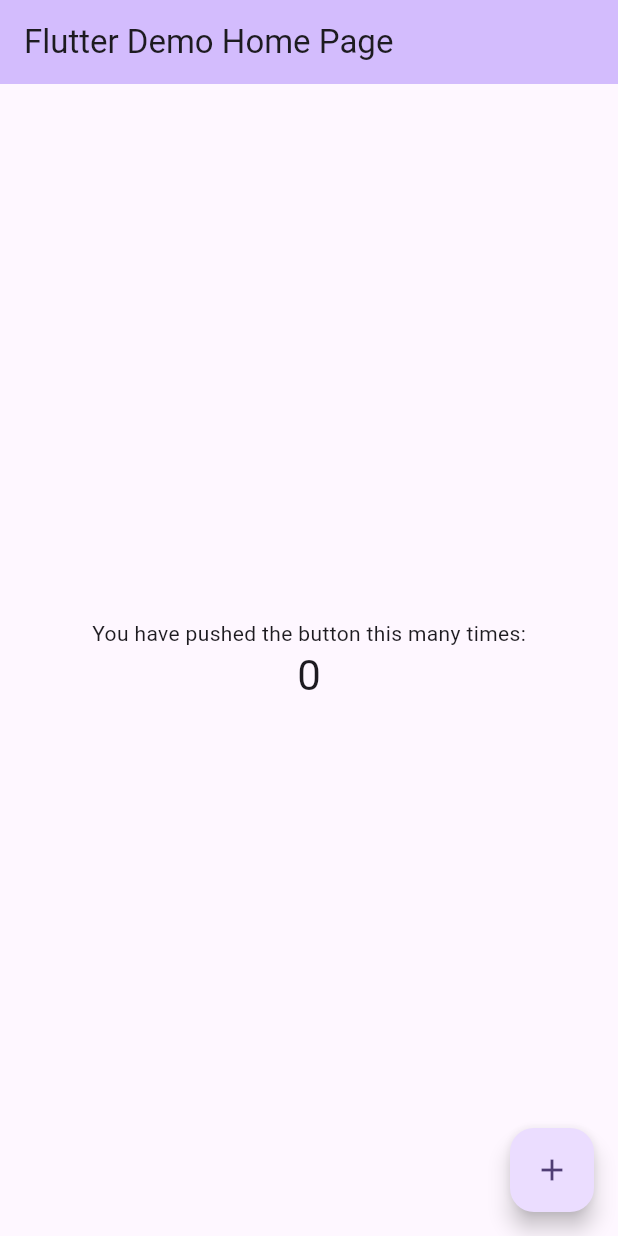
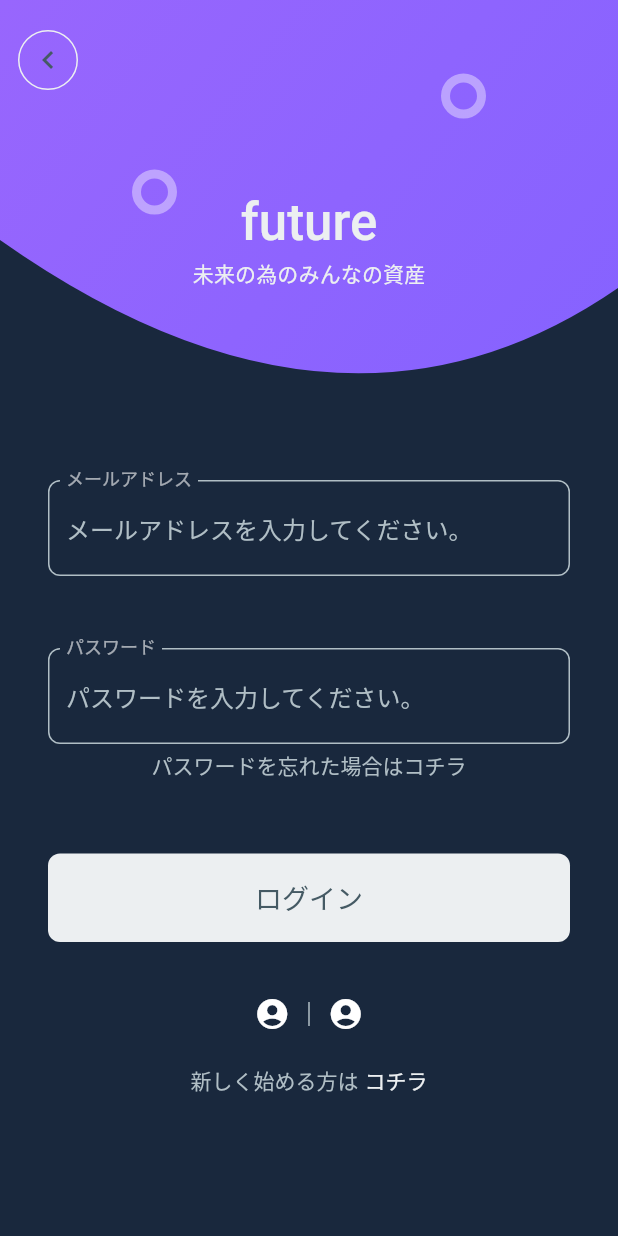
Before and after one commit to HayatoTomonari/infinity, a Flutter app: the screen it shows after launch, on a phone screen of 412 x 824 dp. Run offline on Flutter 3.47's test engine with Material 2 defaults, Android fonts, the phone set to English and light mode, and no system bars.

Commit message:
Task:不要な初期処理を削除して、ログインUIの実装。

```diff
--- a/lib/main.dart
+++ b/lib/main.dart
@@ -1,125 +1,22 @@
 import 'package:flutter/material.dart';
+import 'package:si_proto/welcomePage/welcomePage.dart';
+import 'package:si_proto/welcomePage/ConstantsColor.dart';
 
 void main() {
   runApp(const MyApp());
 }
-
 class MyApp extends StatelessWidget {
   const MyApp({super.key});
 
-  // This widget is the root of your application.
   @override
   Widget build(BuildContext context) {
     return MaterialApp(
-      title: 'Flutter Demo',
-      theme: ThemeData(
-        // This is the theme of your application.
-        //
-        // TRY THIS: Try running your application with "flutter run". You'll see
-        // the application has a blue toolbar. Then, without quitting the app,
-        // try changing the seedColor in the colorScheme below to Colors.green
-        // and then invoke "hot reload" (save your changes or press the "hot
-        // reload" button in a Flutter-supported IDE, or press "r" if you used
-        // the command line to start the app).
-        //
-        // Notice that the counter didn't reset back to zero; the application
-        // state is not lost during the reload. To reset the state, use hot
-        // restart instead.
-        //
-        // This works for code too, not just values: Most code changes can be
-        // tested with just a hot reload.
-        colorScheme: ColorScheme.fromSeed(seedColor: Colors.deepPurple),
-        useMaterial3: true,
+      debugShowCheckedModeBanner: false,
+      title: 'future',
+      theme: ThemeData.dark().copyWith(
+        colorScheme: ColorScheme.fromSwatch().copyWith(secondary: ConstantsColor.kAccentColor),
       ),
-      home: const MyHomePage(title: 'Flutter Demo Home Page'),
+      home: const WelcomePage(),
     );
   }
 }
-
-class MyHomePage extends StatefulWidget {
-  const MyHomePage({super.key, required this.title});
-
-  // This widget is the home page of your application. It is stateful, meaning
-  // that it has a State object (defined below) that contains fields that affect
-  // how it looks.
-
-  // This class is the configuration for the state. It holds the values (in this
-  // case the title) provided by the parent (in this case the App widget) and
-  // used by the build method of the State. Fields in a Widget subclass are
-  // always marked "final".
-
-  final String title;
-
-  @override
-  State<MyHomePage> createState() => _MyHomePageState();
-}
-
-class _MyHomePageState extends State<MyHomePage> {
-  int _counter = 0;
-
-  void _incrementCounter() {
-    setState(() {
-      // This call to setState tells the Flutter framework that something has
-      // changed in this State, which causes it to rerun the build method below
-      // so that the display can reflect the updated values. If we changed
-      // _counter without calling setState(), then the build method would not be
-      // called again, and so nothing would appear to happen.
-      _counter++;
-    });
-  }
-
-  @override
-  Widget build(BuildContext context) {
-    // This method is rerun every time setState is called, for instance as done
-    // by the _incrementCounter method above.
-    //
-    // The Flutter framework has been optimized to make rerunning build methods
-    // fast, so that you can just rebuild anything that needs updating rather
-    // than having to individually change instances of widgets.
-    return Scaffold(
-      appBar: AppBar(
-        // TRY THIS: Try changing the color here to a specific color (to
-        // Colors.amber, perhaps?) and trigger a hot reload to see the AppBar
-        // change color while the other colors stay the same.
-        backgroundColor: Theme.of(context).colorScheme.inversePrimary,
-        // Here we take the value from the MyHomePage object that was created by
-        // the App.build method, and use it to set our appbar title.
-        title: Text(widget.title),
-      ),
-      body: Center(
-        // Center is a layout widget. It takes a single child and positions it
-        // in the middle of the parent.
-        child: Column(
-          // Column is also a layout widget. It takes a list of children and
-          // arranges them vertically. By default, it sizes itself to fit its
-          // children horizontally, and tries to be as tall as its parent.
-          //
-          // Column has various properties to control how it sizes itself and
-          // how it positions its children. Here we use mainAxisAlignment to
-          // center the children vertically; the main axis here is the vertical
-          // axis because Columns are vertical (the cross axis would be
-          // horizontal).
-          //
-          // TRY THIS: Invoke "debug painting" (choose the "Toggle Debug Paint"
-          // action in the IDE, or press "p" in the console), to see the
-          // wireframe for each widget.
-          mainAxisAlignment: MainAxisAlignment.center,
-          children: <Widget>[
-            const Text(
-              'You have pushed the button this many times:',
-            ),
-            Text(
-              '$_counter',
-              style: Theme.of(context).textTheme.headlineMedium,
-            ),
-          ],
-        ),
-      ),
-      floatingActionButton: FloatingActionButton(
-        onPressed: _incrementCounter,
-        tooltip: 'Increment',
-        child: const Icon(Icons.add),
-      ), // This trailing comma makes auto-formatting nicer for build methods.
-    );
-  }
-}
--- /dev/null
+++ b/lib/welcomePage/ConstantsColor.dart
@@ -0,0 +1,11 @@
+import 'package:flutter/material.dart';
+
+class ConstantsColor{
+  static const Color kAccentColor = Color(0xFFFE7C64);
+  static const Color kBackgroundColor = Color(0xFF19283D);
+  static const Color kTextColorPrimary = Color(0xFFECEFF1);
+  static const Color kTextColorSecondary = Color(0xFFB0BEC5);
+  static const Color kButtonColorPrimary = Color(0xFFECEFF1);
+  static const Color kButtonTextColorPrimary = Color(0xFF455A64);
+  static const Color kIconColor = Color(0xFF455A64);
+}
--- /dev/null
+++ b/lib/welcomePage/Footer.dart
@@ -0,0 +1,31 @@
+import 'package:flutter/cupertino.dart';
+import 'package:flutter/material.dart';
+import 'package:si_proto/welcomePage/ConstantsColor.dart';
+
+class Footer extends StatelessWidget {
+  const Footer({super.key});
+
+  @override
+  Widget build(BuildContext context) {
+    return Row(
+      mainAxisAlignment: MainAxisAlignment.center,
+      children: [
+        Text(
+          '新しく始める方は',
+          style: Theme.of(context)
+              .textTheme
+              .bodyMedium!
+              .copyWith(color: ConstantsColor.kTextColorSecondary),
+        ),
+        const SizedBox(width: 4),
+        Text(
+          'コチラ',
+          style: Theme.of(context)
+              .textTheme
+              .bodyMedium!
+              .copyWith(color: ConstantsColor.kTextColorPrimary),
+        ),
+      ],
+    );
+  }
+}
--- /dev/null
+++ b/lib/welcomePage/Header.dart
@@ -0,0 +1,178 @@
+import 'package:flutter/material.dart';
+import 'package:si_proto/welcomePage/ConstantsColor.dart';
+
+class Header extends StatelessWidget {
+  const Header({super.key});
+
+  @override
+  Widget build(BuildContext context) {
+    const double height = 320;
+    return SizedBox(
+      height: height,
+      child: Stack(
+        children: [
+          const Align(
+            alignment: Alignment.topCenter,
+            child: _HeaderBackground(height: height),
+          ),
+          const Align(
+            alignment: Alignment.topCenter,
+            child: _HeaderCircles(height: height),
+          ),
+          Align(
+            alignment: Alignment.topCenter,
+            child: Padding(
+              padding: const EdgeInsets.only(top: 128),
+              child: _HeaderTitle(),
+            ),
+          ),
+          Positioned(
+            top: 16,
+            left: 0,
+            child: _HeaderBackButton(),
+          ),
+        ],
+      ),
+    );
+  }
+}
+
+class _HeaderTitle extends StatelessWidget {
+  @override
+  Widget build(BuildContext context) {
+    return Column(
+      mainAxisSize: MainAxisSize.min,
+      children: [
+        Text(
+          'future',
+          style: Theme.of(context).textTheme.headlineMedium!.copyWith(
+            color: ConstantsColor.kTextColorPrimary,
+            fontWeight: FontWeight.w500,
+          ),
+        ),
+        const SizedBox(height: 4),
+        Text(
+          '未来の為のみんなの資産',
+          style: Theme.of(context)
+              .textTheme
+              .titleSmall!
+              .copyWith(color: ConstantsColor.kTextColorPrimary),
+        ),
+      ],
+    );
+  }
+}
+
+class _HeaderCurveClipper extends CustomClipper<Path> {
+  @override
+  Path getClip(Size size) {
+    return Path()
+      ..lineTo(0, size.height * 0.5)
+      ..quadraticBezierTo(
+        size.width * 0.55,
+        size.height,
+        size.width,
+        size.height * 0.6,
+      )
+      ..lineTo(size.width, 0)
+      ..close();
+  }
+
+  @override
+  bool shouldReclip(CustomClipper<Path> oldClipper) {
+    return true;
+  }
+}
+
+class _HeaderBackground extends StatelessWidget {
+  final double height;
+
+  const _HeaderBackground({
+    Key? key,
+    required this.height,
+  }) : super(key: key);
+
+  @override
+  Widget build(BuildContext context) {
+    return ClipPath(
+      clipper: _HeaderCurveClipper(),
+      child: Container(
+        width: double.infinity,
+        height: height,
+        decoration: const BoxDecoration(
+          gradient: LinearGradient(
+            begin: FractionalOffset.topLeft,
+            end: FractionalOffset.bottomRight,
+            colors: [
+              Color(0xFF9866FD),
+              Color(0xFF8462FF),
+            ],
+            stops: [0, 1],
+          ),
+        ),
+      ),
+    );
+  }
+}
+
+class _HeaderBackButton extends StatelessWidget {
+  @override
+  Widget build(BuildContext context) {
+    return TextButton(
+      style: TextButton.styleFrom(
+        foregroundColor: ConstantsColor.kButtonTextColorPrimary, backgroundColor: Colors.transparent,
+        shape: const CircleBorder(
+          side: BorderSide(color: ConstantsColor.kButtonColorPrimary),
+        ),
+      ),
+      onPressed: () {},
+      child: const Icon(Icons.chevron_left, color: ConstantsColor.kIconColor),
+    );
+  }
+}
+
+class _HeaderCirclePainter extends CustomPainter {
+  @override
+  void paint(Canvas canvas, Size size) {
+    final paint = Paint()
+      ..color = Colors.white.withOpacity(0.4)
+      ..style = PaintingStyle.stroke
+      ..strokeWidth = 6;
+
+    canvas.drawCircle(
+      Offset(size.width * 0.25, size.height * 0.4),
+      12,
+      paint,
+    );
+    canvas.drawCircle(
+      Offset(size.width * 0.75, size.height * 0.2),
+      12,
+      paint,
+    );
+  }
+
+  @override
+  bool shouldRepaint(CustomPainter oldDelegate) {
+    return false;
+  }
+}
+
+class _HeaderCircles extends StatelessWidget {
+  final double height;
+
+  const _HeaderCircles({
+    Key? key,
+    required this.height,
+  }) : super(key: key);
+
+  @override
+  Widget build(BuildContext context) {
+    return CustomPaint(
+      painter: _HeaderCirclePainter(),
+      child: SizedBox(
+        width: double.infinity,
+        height: height,
+      ),
+    );
+  }
+}
--- /dev/null
+++ b/lib/welcomePage/SignIn.dart
@@ -0,0 +1,113 @@
+import 'package:flutter/cupertino.dart';
+import 'package:flutter/material.dart';
+import 'package:si_proto/welcomePage/ConstantsColor.dart';
+
+class SignIn extends StatelessWidget {
+  const SignIn({super.key});
+
+  @override
+  Widget build(BuildContext context) {
+    return Column(
+      children: [
+        const _CustomTextField(
+          labelText: 'メールアドレス',
+          hintText: 'メールアドレスを入力してください。',
+          obscureText: false,
+        ),
+        const SizedBox(height: 48),
+        const _CustomTextField(
+          labelText: 'パスワード',
+          hintText: 'パスワードを入力してください。',
+          obscureText: true,
+        ),
+        const SizedBox(height: 4),
+        Text(
+          'パスワードを忘れた場合はコチラ',
+          style: Theme.of(context)
+              .textTheme
+              .bodyMedium!
+              .copyWith(color: ConstantsColor.kTextColorSecondary),
+        ),
+        const SizedBox(height: 48),
+        SizedBox(
+          width: double.infinity,
+          child: TextButton(
+            style: TextButton.styleFrom(
+              foregroundColor: ConstantsColor.kButtonTextColorPrimary, backgroundColor: ConstantsColor.kButtonColorPrimary,
+              padding: const EdgeInsets.symmetric(vertical: 16),
+              shape: RoundedRectangleBorder(
+                borderRadius: BorderRadius.circular(8),
+              ),
+            ),
+            onPressed: () {},
+            child: Text(
+              'ログイン',
+              style: Theme.of(context)
+                  .textTheme
+                  .labelLarge!
+                  .copyWith(color: ConstantsColor.kButtonTextColorPrimary, fontSize: 18),
+            ),
+          ),
+        ),
+        const SizedBox(height: 24),
+        Row(
+          mainAxisAlignment: MainAxisAlignment.center,
+          children: [
+            IconButton(
+              icon: const Icon(Icons.account_circle),
+              onPressed: () {},
+            ),
+            Container(
+              color: ConstantsColor.kTextColorSecondary,
+              width: 1,
+              height: 16,
+            ),
+            IconButton(
+              icon: const Icon(Icons.account_circle),
+              onPressed: () {},
+            ),
+          ],
+        )
+      ],
+    );
+  }
+}
+
+class _CustomTextField extends StatelessWidget {
+  final String labelText;
+  final String hintText;
+  final bool obscureText;
+
+  const _CustomTextField({
+    Key? key,
+    required this.labelText,
+    required this.hintText,
+    required this.obscureText,
+  }) : super(key: key);
+
+  @override
+  Widget build(BuildContext context) {
+    return TextField(
+      decoration: InputDecoration(
+        labelText: labelText,
+        hintText: hintText,
+        hintStyle: const TextStyle(color: ConstantsColor.kTextColorSecondary),
+        floatingLabelBehavior: FloatingLabelBehavior.always,
+        focusedBorder: OutlineInputBorder(
+          borderRadius: BorderRadius.circular(8),
+          borderSide: const BorderSide(
+            color: ConstantsColor.kAccentColor,
+          ),
+        ),
+        enabledBorder: OutlineInputBorder(
+          borderRadius: BorderRadius.circular(8),
+          borderSide: const BorderSide(
+            color: ConstantsColor.kTextColorSecondary,
+          ),
+        ),
+      ),
+      obscureText: obscureText,
+      onTap: () {},
+    );
+  }
+}
--- /dev/null
+++ b/lib/welcomePage/welcomePage.dart
@@ -0,0 +1,32 @@
+import 'package:flutter/material.dart';
+import 'package:si_proto/welcomePage/Header.dart';
+import 'package:si_proto/welcomePage/Footer.dart';
+import 'package:si_proto/welcomePage/SignIn.dart';
+import 'package:si_proto/welcomePage/ConstantsColor.dart';
+
+class WelcomePage extends StatelessWidget {
+  const WelcomePage({super.key});
+  @override
+  Widget build(BuildContext context) {
+    return const Scaffold(
+      backgroundColor: ConstantsColor.kBackgroundColor,
+      body: SafeArea(
+        child: SingleChildScrollView(
+          child: Column(
+            children: [
+              Header(),
+              Padding(
+                padding: EdgeInsets.symmetric(horizontal: 32),
+                child: SignIn(),
+              ),
+              Padding(
+                padding: EdgeInsets.symmetric(vertical: 10),
+                child: Footer(),
+              ),
+            ],
+          ),
+        ),
+      ),
+    );
+  }
+}
```
